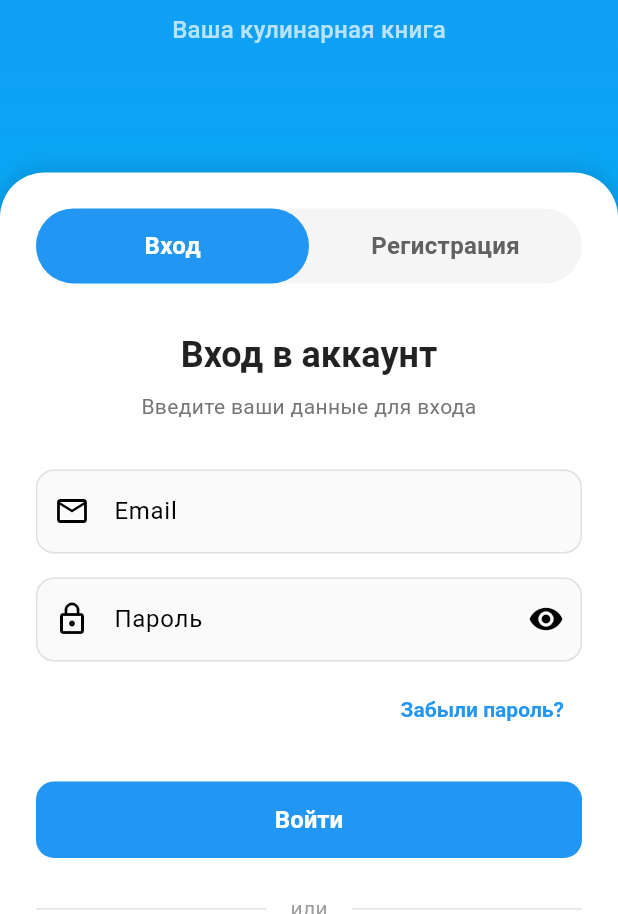
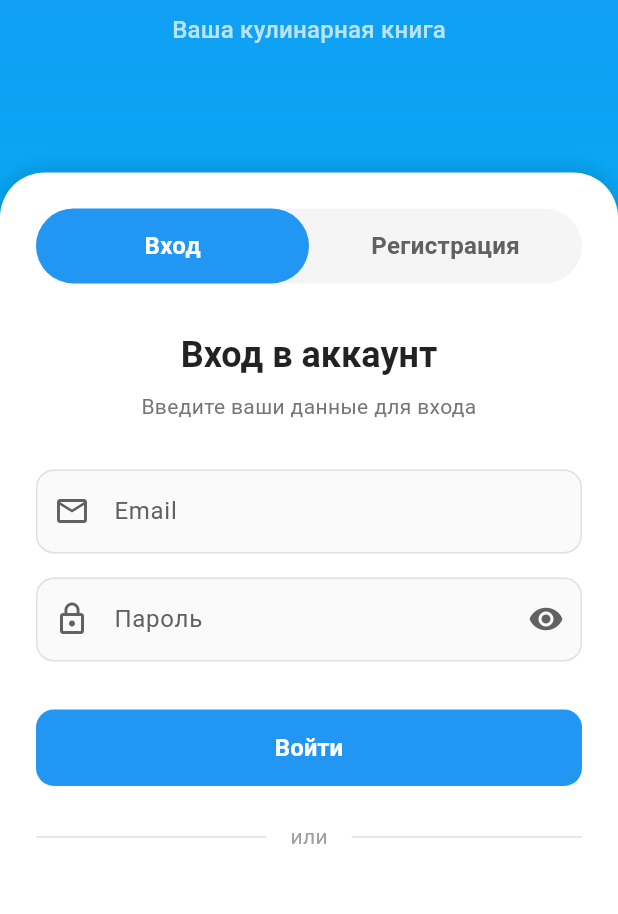
Before and after one commit to Luostra/recipes-app, a Flutter app: the screen it shows after launch, on a phone screen of 412 x 824 dp, the part 322-1236 px from its top. Run offline on Flutter 3.47's test engine with Material 3 defaults, Android fonts, the phone set to English and light mode, and no system bars; our stand-ins replace emoji_picker_flutter, image_cropper, image_picker, supabase_flutter; accounts and stored records are empty.

Commit message:
update auth pages design

```diff
--- a/recipes_app/lib/auth/login_page.dart
+++ b/recipes_app/lib/auth/login_page.dart
@@ -115,7 +115,11 @@ class _LoginPageState extends State<LoginPage> {
             keyboardType: TextInputType.emailAddress,
             decoration: InputDecoration(
               labelText: 'Email',
-              prefixIcon: const Icon(Icons.email_outlined),
+              labelStyle: TextStyle(color: Colors.grey[700]),
+              prefixIcon: const Icon(
+                Icons.email_outlined,
+                color: Color.fromARGB(255, 97, 97, 97),
+              ),
               border: OutlineInputBorder(
                 borderRadius: BorderRadius.circular(12),
               ),
@@ -141,10 +145,15 @@ class _LoginPageState extends State<LoginPage> {
             obscureText: _obscurePassword,
             decoration: InputDecoration(
               labelText: 'Пароль',
-              prefixIcon: const Icon(Icons.lock_outline),
+              labelStyle: TextStyle(color: Colors.grey[700]),
+              prefixIcon: const Icon(
+                Icons.lock_outline,
+                color: Color.fromARGB(255, 97, 97, 97),
+              ),
               suffixIcon: IconButton(
                 icon: Icon(
                   _obscurePassword ? Icons.visibility : Icons.visibility_off,
+                  color: Color.fromARGB(255, 97, 97, 97),
                 ),
                 onPressed: _togglePasswordVisibility,
               ),
@@ -168,6 +177,7 @@ class _LoginPageState extends State<LoginPage> {
           const SizedBox(height: 8),
 
           // Забыли пароль
+          /*
           Align(
             alignment: Alignment.centerRight,
             child: TextButton(
@@ -185,7 +195,7 @@ class _LoginPageState extends State<LoginPage> {
               ),
             ),
           ),
-
+          */
           // Сообщение об ошибке
           if (_errorText != null)
             Container(
@@ -265,7 +275,7 @@ class _LoginPageState extends State<LoginPage> {
               TextButton(
                 onPressed: widget.onSwitchToRegister,
                 child: const Text(
-                  'Зарегистрируйтесь',
+                  'Зарегистрироваться',
                   style: TextStyle(fontWeight: FontWeight.bold),
                 ),
               ),
```
Also changed, not shown: recipes_app/lib/auth/register_page.dart (+48 -21 lines).
